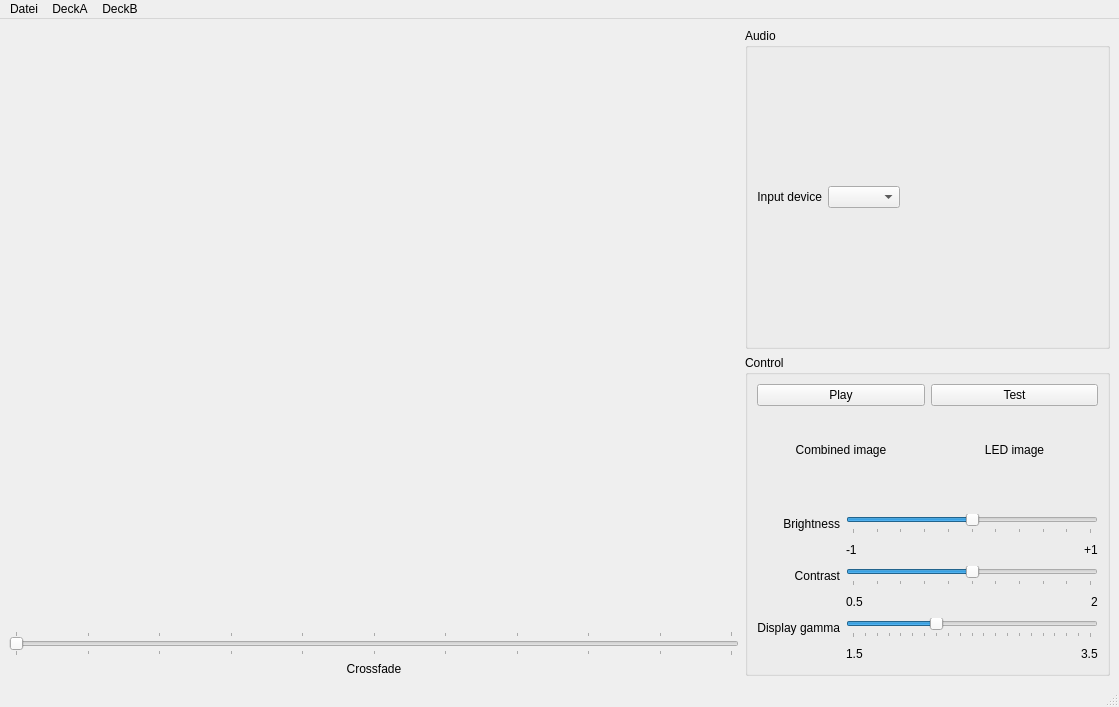
First picture: the form in mainwindow.ui, repository HorstBaerbel/NerDisco, before the edit.
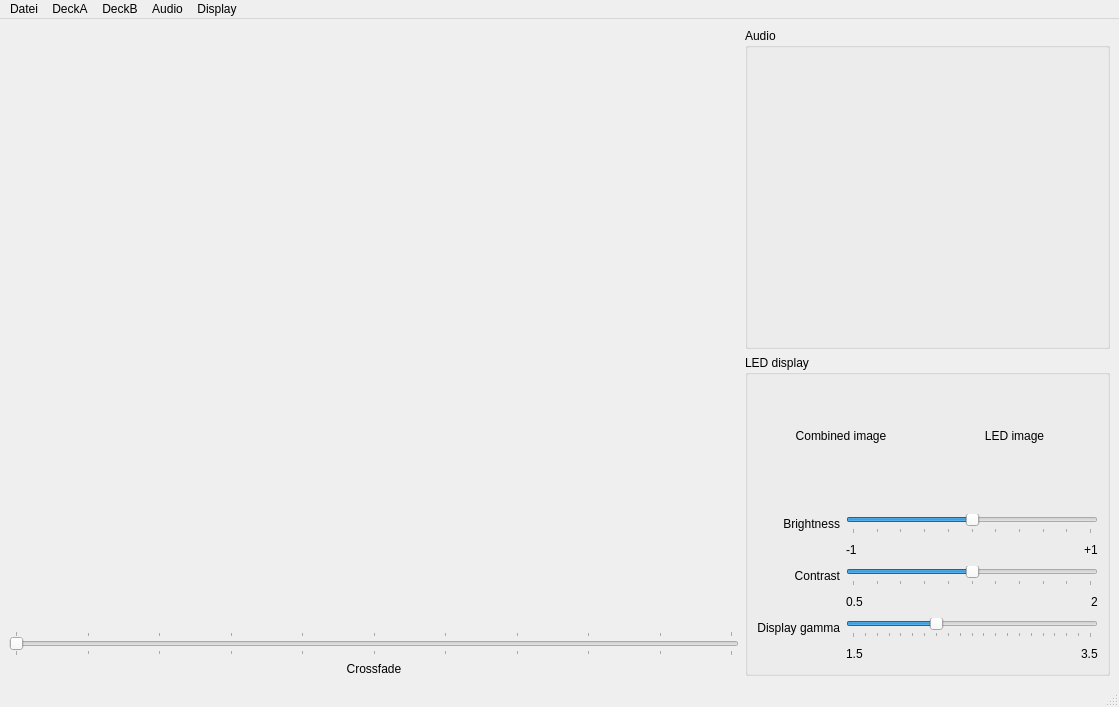
Second picture: the form after the edit. Icons and pictures are not drawn. Custom widgets are drawn as their Qt base class.

Commit message:
Simple audio capturing now working
QAudioInput sucks btw.
Added a VS2013 solution file.

What changed in the file:
```diff
--- a/mainwindow.ui
+++ b/mainwindow.ui
@@ -75,34 +75,11 @@
         </property>
         <layout class="QVBoxLayout" name="verticalLayout_5">
          <item>
-          <layout class="QHBoxLayout" name="horizontalLayout_5">
-           <item>
-            <widget class="QLabel" name="label_6">
-             <property name="text">
-              <string>Input device</string>
-             </property>
-             <property name="alignment">
-              <set>Qt::AlignRight|Qt::AlignTrailing|Qt::AlignVCenter</set>
-             </property>
-            </widget>
-           </item>
-           <item>
-            <widget class="QComboBox" name="comboBoxAudioDevice"/>
-           </item>
-           <item>
-            <spacer name="horizontalSpacer">
-             <property name="orientation">
-              <enum>Qt::Horizontal</enum>
-             </property>
-             <property name="sizeHint" stdset="0">
-              <size>
-               <width>20</width>
-               <height>20</height>
-              </size>
-             </property>
-            </spacer>
-           </item>
-          </layout>
+          <widget class="QLabel" name="labelSpectrumImage">
+           <property name="text">
+            <string/>
+           </property>
+          </widget>
          </item>
         </layout>
        </widget>
@@ -110,30 +87,9 @@
       <item>
        <widget class="QGroupBox" name="groupBox_4">
         <property name="title">
-         <string>Control</string>
+         <string>LED display</string>
         </property>
         <layout class="QVBoxLayout" name="verticalLayout_3">
-         <item>
-          <layout class="QHBoxLayout" name="horizontalLayout">
-           <item>
-            <widget class="QPushButton" name="pushButtonPlay">
-             <property name="text">
-              <string>Play</string>
-             </property>
-             <property name="checkable">
-              <bool>true</bool>
-             </property>
-            </widget>
-           </item>
-           <item>
-            <widget class="QPushButton" name="pushButtonTest">
-             <property name="text">
-              <string>Test</string>
-             </property>
-            </widget>
-           </item>
-          </layout>
-         </item>
          <item>
           <layout class="QVBoxLayout" name="verticalLayout_2" stretch="0,0">
            <property name="bottomMargin">
@@ -471,9 +427,26 @@
     <addaction name="actionOptions"/>
     <addaction name="actionBeenden"/>
    </widget>
+   <widget class="QMenu" name="menuAudio">
+    <property name="title">
+     <string>Audio</string>
+    </property>
+    <addaction name="actionAudioDevices"/>
+    <addaction name="actionAudioRecord"/>
+    <addaction name="actionAudioStop"/>
+   </widget>
+   <widget class="QMenu" name="menuDisplay">
+    <property name="title">
+     <string>Display</string>
+    </property>
+    <addaction name="actionDisplayStart"/>
+    <addaction name="actionDisplayStop"/>
+   </widget>
    <addaction name="menuSettings"/>
    <addaction name="menuDeckA"/>
    <addaction name="menuDeckB"/>
+   <addaction name="menuAudio"/>
+   <addaction name="menuDisplay"/>
   </widget>
   <widget class="QStatusBar" name="statusbar"/>
   <action name="actionOptions">
```
Left out of the diff: 37 changed lines with no effect on the pictures. The commit also changes 10 other files.
